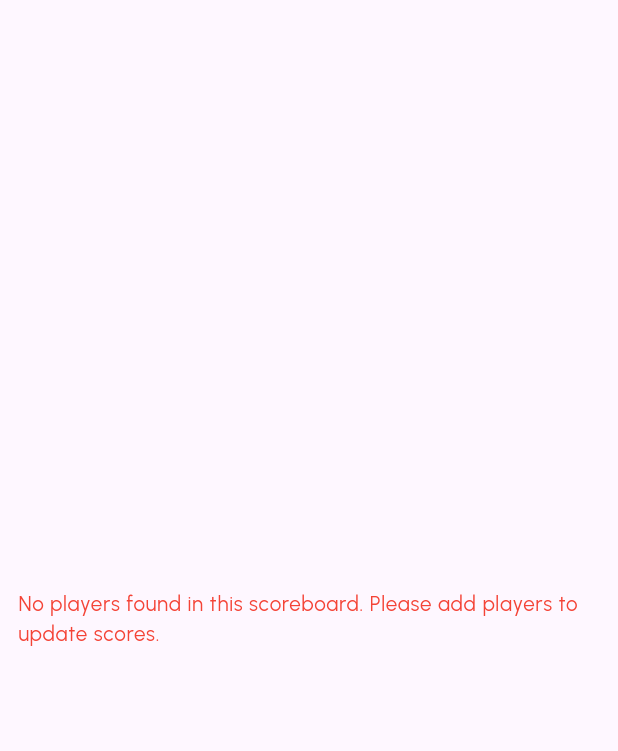
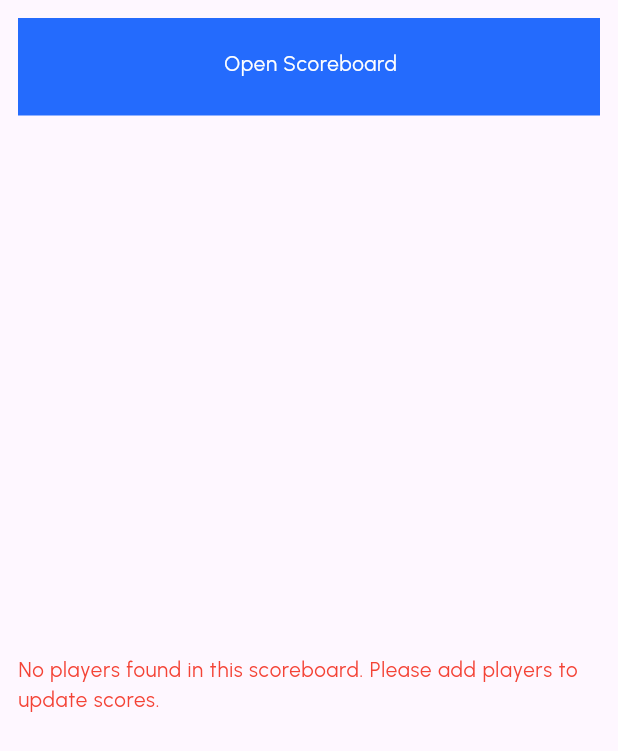
Before and after one commit to midhunarmid/scoreease, a Flutter app: the ScoreboardScoreUpdateScreen screen opened directly with empty values, on a phone screen of 412 x 824 dp. Shown: the top 751 px of the screen. Run offline on Flutter 3.47's test engine with Material 3 defaults, Android fonts, the phone set to English and light mode, and no system bars; our stand-ins replace awesome_dialog, cloud_firestore, firebase_core, flutter_bloc, flutter_linkify, flutter_screenutil and 8 more; accounts and stored records are empty.

Commit message:
Scorecard display feature completed. Firehbase hosting setup is in progress.

```diff
--- a/lib/core/data/datasources/remote_data_source.dart
+++ b/lib/core/data/datasources/remote_data_source.dart
@@ -2,6 +2,7 @@ import 'package:cloud_firestore/cloud_firestore.dart';
 import 'package:scoreease/core/data/datasources/firebase_collections.dart';
 import 'package:scoreease/core/data/models/scoreboard_model.dart';
 import 'package:scoreease/core/presentation/utils/global.dart';
+import 'package:scoreease/core/presentation/utils/my_app_exception.dart';
 import 'package:scoreease/main.dart';
 
 class RemoteDataSource {
@@ -38,7 +39,8 @@ class RemoteDataSource {
         resultList.add(docSnapshot.data() as ScoreboardModel);
       }
 
-      await GlobalValues.setLastUpdatedTime(collection: collection, lastUpdateTime: DateTime.now().millisecondsSinceEpoch);
+      await GlobalValues.setLastUpdatedTime(
+          collection: collection, lastUpdateTime: DateTime.now().millisecondsSinceEpoch);
     }
 
     MyApp.debugPrint("Server items ${resultList.toString()}");
@@ -60,4 +62,17 @@ class RemoteDataSource {
     MyApp.debugPrint("Scoreboard saved with id $id");
     return id;
   }
+
+  Stream<ScoreboardModel> listenToScoreboard(String id) {
+    String collection = FireStoreCollection.scoreboards.name;
+    if (id.isEmpty) {
+      MyApp.debugPrint("ID is empty, returning null");
+      throw const MyAppException(
+        title: "Scoreboard ID is empty",
+        message: "Scoreboard ID cannot be empty. Please provide a valid ID to listen to the scoreboard.",
+      );
+    }
+
+    return _db.collection(collection).doc(id).snapshots().map((snapshot) => ScoreboardModel.fromMap(snapshot.data()!));
+  }
 }
--- a/lib/core/domain/repositories/score_board_repository.dart
+++ b/lib/core/domain/repositories/score_board_repository.dart
@@ -3,4 +3,5 @@ import 'package:scoreease/core/domain/entities/scoreboard_entity.dart';
 abstract class ScoreboardRepository {
   Future<ScoreboardEntity> getScoreboard(String id);
   Future<String> saveScoreboard(ScoreboardEntity scoreboardEntity);
+  Stream<ScoreboardEntity> getScoreboardStream(String id);
 }
--- a/lib/core/presentation/blocs/score_board_setup/score_board_setup_event.dart
+++ b/lib/core/presentation/blocs/score_board_setup/score_board_setup_event.dart
@@ -27,3 +27,17 @@ class ScoreboardUpdatePlayerScoreEvent extends ScoreboardSetupEvent {
 
   ScoreboardUpdatePlayerScoreEvent(this.playerName, this.scoreboardEntity);
 }
+
+class ScoreboardListenPlayerScoreEvent extends ScoreboardSetupEvent {
+  final String id;
+
+  ScoreboardListenPlayerScoreEvent(this.id);
+}
+
+class ScoreboardGetEvent extends ScoreboardSetupEvent {
+  final String id;
+
+  ScoreboardGetEvent(this.id);
+}
+
+class ScoreboardStopListenPlayerScoreEvent extends ScoreboardSetupEvent {}
--- a/lib/core/presentation/blocs/score_board_setup/score_board_setup_state.dart
+++ b/lib/core/presentation/blocs/score_board_setup/score_board_setup_state.dart
@@ -31,6 +31,11 @@ class ScoreboardScoreUpdateSuccessState extends ScoreboardSetupState {
   ScoreboardScoreUpdateSuccessState(this.scoreboardEntity);
 }
 
+class ScoreboardReceivedSuccessState extends ScoreboardSetupState {
+  final ScoreboardEntity scoreboardEntity;
+  ScoreboardReceivedSuccessState(this.scoreboardEntity);
+}
+
 class ScoreboardSetupErrorState extends ScoreboardSetupState {
   final String title;
   final String message;
--- a/lib/core/presentation/pages/landing_screen.dart
+++ b/lib/core/presentation/pages/landing_screen.dart
@@ -92,7 +92,7 @@ class _LandingScreenState extends State<LandingScreen> {
             negativeButton: MessageGenerator.getLabel("Cancel"),
           );
         } else if (state is LandingScoreCardReceivedState) {
-          context.go("/${ScoreboardScoreUpdateScreen.routeName}", extra: state.scoreboard);
+          context.go("/${ScoreboardScoreUpdateScreen.routeName}?id=${state.scoreboard.id}", extra: state.scoreboard);
         }
       },
       child: BlocBuilder<LandingBloc, LandingState>(
--- a/lib/core/presentation/pages/scoreboard_update_screen.dart
+++ b/lib/core/presentation/pages/scoreboard_update_screen.dart
@@ -1,10 +1,12 @@
 import 'package:flutter/material.dart';
 import 'package:flutter_bloc/flutter_bloc.dart';
 import 'package:flutter_screenutil/flutter_screenutil.dart';
+import 'package:go_router/go_router.dart';
 import 'package:loading_indicator/loading_indicator.dart';
 import 'package:progress_dialog_null_safe/progress_dialog_null_safe.dart';
 import 'package:scoreease/core/domain/entities/scoreboard_entity.dart';
 import 'package:scoreease/core/presentation/blocs/score_board_setup/score_board_setup_bloc.dart';
+import 'package:scoreease/core/presentation/pages/scoreboard_score_display_screen.dart';
 import 'package:scoreease/core/presentation/utils/constants.dart';
 import 'package:scoreease/core/presentation/utils/theme.dart';
 import 'package:scoreease/core/presentation/utils/widget_helper.dart';
@@ -12,8 +14,9 @@ import 'package:scoreease/core/presentation/widgets/animated_container.dart';
 import 'package:scoreease/core/presentation/widgets/web_optimised_widget.dart';
 
 class ScoreboardScoreUpdateScreen extends StatefulWidget {
-  final ScoreboardEntity _scoreboardEntity;
-  const ScoreboardScoreUpdateScreen(this._scoreboardEntity, {Key? key}) : super(key: key);
+  final ScoreboardEntity? _scoreboardEntity;
+  final String _id;
+  const ScoreboardScoreUpdateScreen(this._id, this._scoreboardEntity, {Key? key}) : super(key: key);
   static const routeName = 'update';
 
   @override
@@ -23,12 +26,15 @@ class ScoreboardScoreUpdateScreen extends StatefulWidget {
 class _ScoreboardScoreUpdateScreenState extends State<ScoreboardScoreUpdateScreen> {
   final ScoreboardSetupBloc _bloc = ScoreboardSetupBloc();
   ProgressDialog? _pr;
-  late ScoreboardEntity _scoreboardEntity;
+  ScoreboardEntity? _scoreboardEntity;
 
   @override
   void initState() {
     super.initState();
     _scoreboardEntity = widget._scoreboardEntity;
+    if (_scoreboardEntity == null) {
+      _bloc.add(ScoreboardGetEvent(widget._id));
+    }
   }
 
   @override
@@ -79,15 +85,31 @@ class _ScoreboardScoreUpdateScreenState extends State<ScoreboardScoreUpdateScree
           showSingleButtonAlertDialog(context: context, title: state.title, message: state.message);
         } else if (state is ScoreboardScoreUpdateSuccessState) {
           _scoreboardEntity = state.scoreboardEntity;
+        } else if (state is ScoreboardReceivedSuccessState) {
+          _scoreboardEntity = state.scoreboardEntity;
         }
       },
       child: BlocBuilder<ScoreboardSetupBloc, ScoreboardSetupState>(
         bloc: _bloc,
         builder: (ctx, state) {
-          List<String> playersList = _scoreboardEntity.players?.keys.toList() ?? [];
+          List<String> playersList = _scoreboardEntity?.players?.keys.toList() ?? [];
           return Scaffold(
             body: Padding(
               padding: WebOptimisedWidget.getWebOptimisedHorizonatalPadding(),
+              child: Column(
+                children: [
+                  AnimatedClickableTextContainer(
+                    isActive: false,
+                    iconSrc: "",
+                    title: "Open Scoreboard",
+                    press: () {
+                      context.go("/${ScoreboardScoreDisplayScreen.routeName}?id=${_scoreboardEntity?.id}");
+                    },
+                    bgColor: appColors.pleasantButtonBg,
+                    bgColorHover: appColors.pleasantButtonBgHover,
+                  ),
+                  SizedBox(height: 20.h),
+                  Expanded(
                     child: playersList.isNotEmpty
                         ? getGridLayout(playersList)
                         : Center(
@@ -95,6 +117,9 @@ class _ScoreboardScoreUpdateScreenState extends State<ScoreboardScoreUpdateScree
                               "No players found in this scoreboard. Please add players to update scores.",
                               style: Theme.of(context).textTheme.labelSmall?.copyWith(color: Colors.red),
                             ),
+                          ),
+                  ),
+                ],
               ),
             ),
           );
@@ -114,7 +139,7 @@ class _ScoreboardScoreUpdateScreenState extends State<ScoreboardScoreUpdateScree
       ),
       itemBuilder: (context, index) {
         String playerName = playersList[index];
-        String playerScore = _scoreboardEntity.players?[playerName]?.toString() ?? '0';
+        String playerScore = _scoreboardEntity?.players?[playerName]?.toString() ?? '0';
         return Container(
           decoration: BoxDecoration(
             color: appColors.pleasantButtonBg,
@@ -155,6 +180,6 @@ class _ScoreboardScoreUpdateScreenState extends State<ScoreboardScoreUpdateScree
   }
 
   void onPlayerScoreAddButtonClicked(String playerName) {
-    _bloc.add(ScoreboardUpdatePlayerScoreEvent(playerName, _scoreboardEntity));
+    _bloc.add(ScoreboardUpdatePlayerScoreEvent(playerName, _scoreboardEntity!));
   }
 }
```
Also changed, not shown: firestore.indexes.json (added, +19 -0 lines), lib/core/data/repositories/score_board_repository_impl.dart (+15 -1 lines), lib/core/domain/usecases/score_board_usecase.dart (+6 -1 lines), lib/core/presentation/blocs/score_board_setup/score_board_setup_bloc.dart (+38 -1 lines), lib/core/presentation/navigation/app_router.dart (+11 -1 lines), lib/core/presentation/pages/scoreboard_score_display_screen.dart (added, +124 -0 lines), firebase.json, 6 other files. Lines whose indentation alone changed are shown as unchanged.
